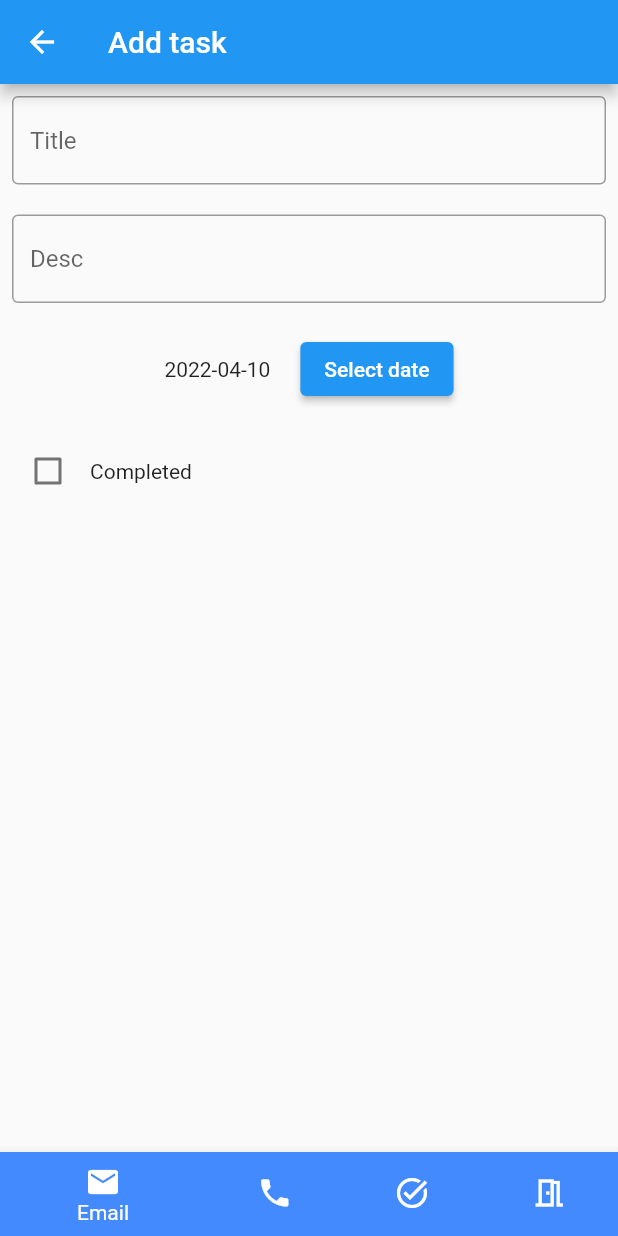
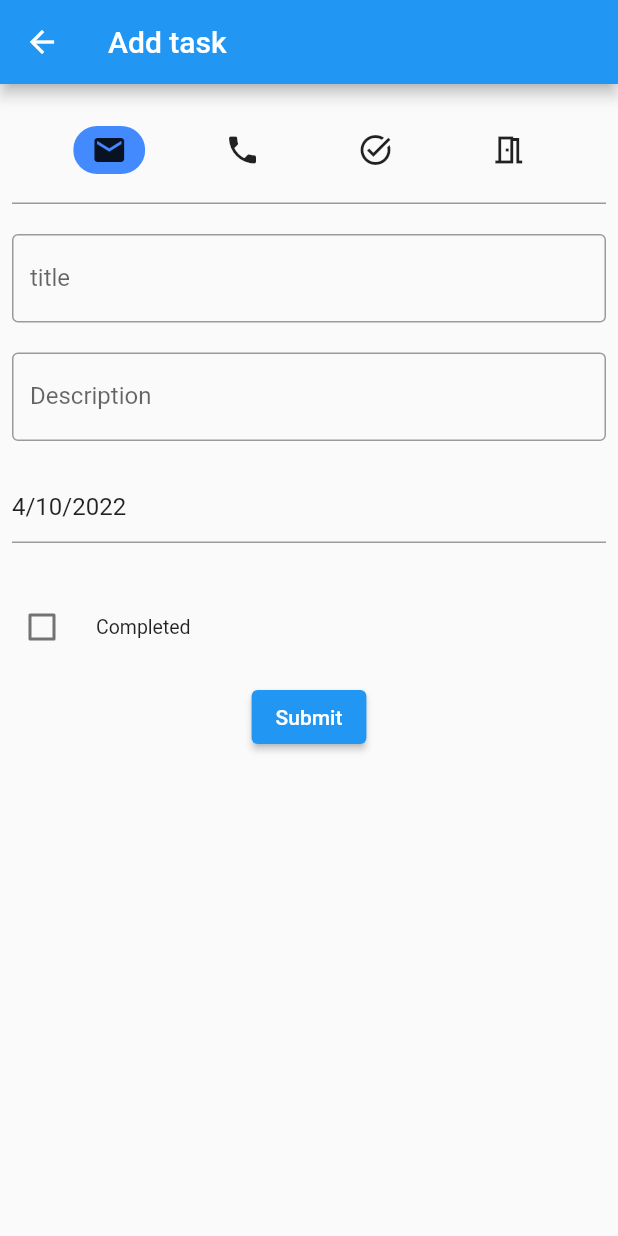
Before and after one commit to DominikIlski/MaMs_lab, a Flutter app: the screen it shows after launch, after a tap on the "add" icon, on a phone screen of 412 x 824 dp. Run offline on Flutter 3.47's test engine with Material 2 defaults, Android fonts, the phone set to English and light mode, and no system bars; drawn by our look-alikes of flutter_form_builder; our stand-ins replace flutter_riverpod, form_builder_validators, riverpod.

```diff
--- a/task_manager/lib/main.dart
+++ b/task_manager/lib/main.dart
@@ -1,13 +1,9 @@
 import 'package:flutter/material.dart';
 import 'package:flutter_riverpod/flutter_riverpod.dart';
-import 'package:riverpod/riverpod.dart';
+import 'package:form_builder_validators/form_builder_validators.dart';
+import 'package:task_manager/providers.dart';
 import 'package:task_manager/screens/task_add.dart';
-
-import 'models/task.dart';
-
-final todoListProvider = StateNotifierProvider<TaskList, List<Task>>((ref) {
-  return TaskList(const []);
-});
+import 'package:flutter_localizations/flutter_localizations.dart';
 
 void main() {
   runApp(const ProviderScope(child: MyApp()));
@@ -20,6 +16,14 @@ class MyApp extends StatelessWidget {
   Widget build(BuildContext context) {
     return const MaterialApp(
       home: SafeArea(child: Home()),
+      supportedLocales: [
+        Locale('en'),
+      ],
+      localizationsDelegates: [
+        GlobalMaterialLocalizations.delegate,
+        GlobalWidgetsLocalizations.delegate,
+        FormBuilderLocalizations.delegate,
+      ],
     );
   }
 }
@@ -74,6 +78,7 @@ class Home extends ConsumerWidget {
           Expanded(
             child: todos.isNotEmpty
                 ? ListView.builder(
+                  itemCount: todos.length,
                     itemBuilder: (ctx, index) => Text(todos[index].title))
                 : const Center(
                     child: Text('There are no tasks yet'),
--- /dev/null
+++ b/task_manager/lib/providers.dart
@@ -0,0 +1,6 @@
+import 'package:flutter_riverpod/flutter_riverpod.dart';
+import 'package:task_manager/models/task.dart';
+
+final todoListProvider = StateNotifierProvider<TaskList, List<Task>>((ref) {
+  return TaskList(const []);
+});
--- a/task_manager/lib/screens/task_add.dart
+++ b/task_manager/lib/screens/task_add.dart
@@ -1,5 +1,9 @@
 import 'package:flutter/material.dart';
+import 'package:flutter_form_builder/flutter_form_builder.dart';
 import 'package:flutter_riverpod/flutter_riverpod.dart';
+import 'package:form_builder_validators/form_builder_validators.dart';
+import 'package:task_manager/models/task.dart';
+import 'package:task_manager/providers.dart';
 
 class AddTaskScreen extends ConsumerStatefulWidget {
   const AddTaskScreen({Key? key}) : super(key: key);
@@ -9,29 +13,7 @@ class AddTaskScreen extends ConsumerStatefulWidget {
 }
 
 class _AddTaskScreenState extends ConsumerState<AddTaskScreen> {
-  int _selectedIndex = 0;
-  bool complete = false;
-  DateTime selectedDate = DateTime.now();
-
-  final _formKey = GlobalKey<FormState>();
-  void _onItemTapped(int index) {
-    setState(() {
-      _selectedIndex = index;
-    });
-  }
-
-  Future<Null> _selectDate(BuildContext context) async {
-    final DateTime? picked = await showDatePicker(
-        context: context,
-        initialDate: selectedDate,
-        firstDate: DateTime(2015, 8),
-        lastDate: DateTime(2101));
-    if (picked != null && picked != selectedDate)
-      setState(() {
-        selectedDate = picked;
-      });
-  }
-
+  final _formKey = GlobalKey<FormBuilderState>();
   @override
   Widget build(BuildContext context) {
     return Scaffold(
@@ -39,86 +21,80 @@ class _AddTaskScreenState extends ConsumerState<AddTaskScreen> {
       body: SingleChildScrollView(
           child: Padding(
               padding: const EdgeInsets.all(8.0),
-        child: Form(
+              child: FormBuilder(
                 key: _formKey,
                 child: Column(
                   children: [
-              TextFormField(
+                    FormBuilderChoiceChip(
+                        initialValue: TaskType.email,
+                        autovalidateMode: AutovalidateMode.always,
+                        validator: FormBuilderValidators.required(
+                            errorText:
+                                'There should be at least one selected.'),
+                        name: 'type',
+                        runSpacing: 5,
+                        selectedColor: Colors.blueAccent,
+                        backgroundColor: Colors.transparent,
+                        alignment: WrapAlignment.spaceEvenly,
+                        options: const [
+                          FormBuilderFieldOption(
+                            value: TaskType.email,
+                            child: Icon(Icons.email),
+                          ),
+                          FormBuilderFieldOption(
+                            value: TaskType.phone,
+                            child: Icon(Icons.phone),
+                          ),
+                          FormBuilderFieldOption(
+                            value: TaskType.todo,
+                            child: Icon(Icons.task_alt_outlined),
+                          ),
+                          FormBuilderFieldOption(
+                            value: TaskType.meeting,
+                            child: Icon(Icons.meeting_room_outlined),
+                          ),
+                        ]),
+                    const SizedBox(height: 20),
+                    FormBuilderTextField(
+                      autovalidateMode: AutovalidateMode.disabled,
+                      name: 'title',
                       decoration: const InputDecoration(
+                        labelText: 'title',
                         border: OutlineInputBorder(),
-                  hintText: 'Title',
                       ),
+                      validator: FormBuilderValidators.required(),
                     ),
-              SizedBox(
-                height: 20.0,
-              ),
-              TextFormField(
+                    const SizedBox(height: 20),
+                    FormBuilderTextField(
+                        name: 'desc',
                         decoration: const InputDecoration(
-                  border: OutlineInputBorder(),
-                  hintText: 'Desc',
-                ),
-              ),
-              SizedBox(
-                height: 20.0,
-              ),
-              Row(
-                mainAxisSize: MainAxisSize.max,
-                mainAxisAlignment: MainAxisAlignment.center,
-                children: [
-                  Text("${selectedDate.toLocal()}".split(' ')[0]),
-                  SizedBox(
-                    width: 20.0,
-                  ),
+                            labelText: 'Description',
+                            border: OutlineInputBorder())),
+                    const SizedBox(height: 20),
+                    FormBuilderDateTimePicker(
+                        name: 'date',
+                        initialValue: DateTime.now(),
+                        inputType: InputType.date),
+                    const SizedBox(height: 20),
+                    FormBuilderCheckbox(
+                        name: 'completed', title: const Text('Completed')),
                     ElevatedButton(
-                    onPressed: () => _selectDate(context),
-                    child: Text('Select date'),
-                  )
+                        onPressed: () {
+                          _formKey.currentState!.save();
+                          if (_formKey.currentState?.validate() ?? false) {
+                            var value = _formKey.currentState!.value;
+                            ref.read(todoListProvider.notifier).add(
+                                title: value['title'],
+                                description: value['desc'],
+                                dueDate: value['date'],
+                                taskType: value['type']);
+                            _formKey.currentState!.reset();
+                          } else {}
+                        },
+                        child: const Text('Submit'))
                   ],
                 ),
-              SizedBox(
-                height: 20.0,
-              ),
-              Row(
-                children: [
-                  Checkbox(
-                      value: complete,
-                      onChanged: (value) {
-                        setState(() => complete = value ?? false);
-                      }),
-                  SizedBox(
-                    width: 4,
-                  ),
-                  Text('Completed')
-                ],
-              )
-            ],
-          ),
-        ),
-      )),
-      bottomNavigationBar: BottomNavigationBar(
-        backgroundColor: Colors.blueAccent,
-        items: const <BottomNavigationBarItem>[
-          BottomNavigationBarItem(
-            icon: Icon(Icons.email),
-            label: 'Email',
-            backgroundColor: Colors.blueAccent,
-          ),
-          BottomNavigationBarItem(
-              icon: Icon(Icons.phone),
-              backgroundColor: Colors.blueAccent,
-              label: 'Phone'),
-          BottomNavigationBarItem(
-              icon: Icon(Icons.task_alt_outlined),
-              backgroundColor: Colors.blueAccent,
-              label: 'ToDo'),
-          BottomNavigationBarItem(
-              icon: Icon(Icons.meeting_room_outlined),
-              backgroundColor: Colors.blueAccent,
-              label: 'Meeting'),
-        ],
-        currentIndex: _selectedIndex,
-        onTap: _onItemTapped,
-      ),
+              ))),
     );
   }
 }
--- a/task_manager/pubspec.yaml
+++ b/task_manager/pubspec.yaml
@@ -36,6 +36,8 @@ dependencies:
   cupertino_icons: ^1.0.2
   uuid: ^3.0.6
   flutter_riverpod: ^1.0.3
+  flutter_form_builder: ^7.1.1
+  form_builder_validators: ^8.0.0
 
 dev_dependencies:
   flutter_test:
```
Also changed, not shown: task_manager/pubspec.lock. Lines whose indentation alone changed are shown as unchanged.
